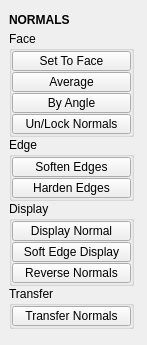
m3trik/tentacle, file tentacle/ui/normals.ui: the form before one commit.
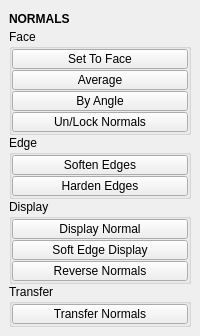
The form after the commit. Custom widgets are drawn as their Qt base class.

What changed in the file:
```diff
--- a/tentacle/ui/normals.ui
+++ b/tentacle/ui/normals.ui
@@ -9,25 +9,10 @@
    <rect>
     <x>0</x>
     <y>0</y>
-    <width>147</width>
-    <height>345</height>
+    <width>200</width>
+    <height>334</height>
    </rect>
   </property>
-  <property name="minimumSize">
-   <size>
-    <width>0</width>
-    <height>0</height>
-   </size>
-  </property>
-  <property name="maximumSize">
-   <size>
-    <width>999</width>
-    <height>999</height>
-   </size>
-  </property>
-  <property name="windowTitle">
-   <string>Toolkit</string>
-  </property>
   <property name="tabShape">
    <enum>QTabWidget::Triangular</enum>
   </property>
@@ -38,6 +23,12 @@
    <set>QMainWindow::AllowNestedDocks|QMainWindow::AllowTabbedDocks|QMainWindow::AnimatedDocks|QMainWindow::ForceTabbedDocks</set>
   </property>
   <widget class="QWidget" name="central_widget">
+   <property name="minimumSize">
+    <size>
+     <width>200</width>
+     <height>0</height>
+    </size>
+   </property>
    <layout class="QVBoxLayout" name="verticalLayout_2">
     <item>
      <layout class="QVBoxLayout" name="verticalLayout">
@@ -45,17 +36,17 @@
        <number>0</number>
       </property>
       <item>
-       <widget class="DraggableHeader" name="draggableHeader">
+       <widget class="Header" name="header">
         <property name="minimumSize">
          <size>
           <width>0</width>
-          <height>22</height>
+          <height>20</height>
          </size>
         </property>
         <property name="maximumSize">
          <size>
-          <width>125</width>
-          <height>22</height>
+          <width>16777215</width>
+          <height>20</height>
          </size>
         </property>
         <property name="font">
@@ -71,18 +62,6 @@
       </item>
       <item>
        <widget class="QGroupBox" name="face">
-        <property name="minimumSize">
-         <size>
-          <width>125</width>
-          <height>0</height>
-         </size>
-        </property>
-        <property name="maximumSize">
-         <size>
-          <width>125</width>
-          <height>999</height>
-         </size>
-        </property>
         <property name="title">
          <string>Face</string>
         </property>
@@ -99,10 +78,7 @@
          <property name="bottomMargin">
           <number>0</number>
          </property>
-         <property name="horizontalSpacing">
-          <number>0</number>
-         </property>
-         <property name="verticalSpacing">
+         <property name="spacing">
           <number>1</number>
          </property>
          <item row="6" column="0" colspan="3">
@@ -118,7 +94,7 @@
            </property>
            <property name="maximumSize">
             <size>
-             <width>999</width>
+             <width>16777215</width>
              <height>20</height>
             </size>
            </property>
@@ -149,7 +125,7 @@
            </property>
            <property name="maximumSize">
             <size>
-             <width>999</width>
+             <width>16777215</width>
              <height>20</height>
             </size>
            </property>
@@ -180,7 +156,7 @@
            </property>
            <property name="maximumSize">
             <size>
-             <width>999</width>
+             <width>16777215</width>
              <height>20</height>
             </size>
            </property>
@@ -211,7 +187,7 @@
            </property>
            <property name="maximumSize">
             <size>
-             <width>999</width>
+             <width>16777215</width>
              <height>20</height>
             </size>
            </property>
@@ -234,18 +210,6 @@
       </item>
       <item>
        <widget class="QGroupBox" name="edge">
-        <property name="minimumSize">
-         <size>
-          <width>125</width>
-          <height>0</height>
-         </size>
-        </property>
-        <property name="maximumSize">
-         <size>
-          <width>125</width>
-          <height>999</height>
-         </size>
-        </property>
         <property name="title">
          <string>Edge</string>
         </property>
@@ -278,7 +242,7 @@
            </property>
            <property name="maximumSize">
             <size>
-             <width>999</width>
+             <width>16777215</width>
              <height>20</height>
             </size>
            </property>
@@ -309,7 +273,7 @@
            </property>
            <property name="maximumSize">
             <size>
-             <width>999</width>
+             <width>16777215</width>
              <height>20</height>
             </size>
            </property>
@@ -332,18 +296,6 @@
       </item>
       <item>
        <widget class="QGroupBox" name="display">
-        <property name="minimumSize">
-         <size>
-          <width>125</width>
-          <height>0</height>
-         </size>
-        </property>
-        <property name="maximumSize">
-         <size>
-          <width>125</width>
-          <height>999</height>
-         </size>
-        </property>
         <property name="title">
          <string>Display</string>
         </property>
@@ -376,7 +328,7 @@
            </property>
            <property name="maximumSize">
             <size>
-             <width>999</width>
+             <width>16777215</width>
              <height>20</height>
             </size>
            </property>
@@ -407,7 +359,7 @@
            </property>
            <property name="maximumSize">
             <size>
-             <width>999</width>
+             <width>16777215</width>
              <height>20</height>
             </size>
            </property>
@@ -438,7 +390,7 @@
            </property>
            <property name="maximumSize">
             <size>
-             <width>999</width>
+             <width>16777215</width>
              <height>20</height>
             </size>
            </property>
@@ -461,18 +413,6 @@
       </item>
       <item>
        <widget class="QGroupBox" name="transfer">
-        <property name="minimumSize">
-         <size>
-          <width>125</width>
-          <height>0</height>
-         </size>
-        </property>
-        <property name="maximumSize">
-         <size>
-          <width>125</width>
-          <height>999</height>
-         </size>
-        </property>
         <property name="title">
          <string>Transfer</string>
         </property>
@@ -505,7 +445,7 @@
            </property>
            <property name="maximumSize">
             <size>
-             <width>999</width>
+             <width>16777215</width>
              <height>20</height>
             </size>
            </property>
@@ -545,16 +485,16 @@
   </widget>
  </widget>
  <customwidgets>
+  <customwidget>
+   <class>Header</class>
+   <extends>QLabel</extends>
+   <header>uitk.widgets.header.Header.h</header>
+  </customwidget>
   <customwidget>
    <class>PushButton</class>
    <extends>QPushButton</extends>
    <header>widgets.pushbutton.h</header>
   </customwidget>
-  <customwidget>
-   <class>DraggableHeader</class>
-   <extends>QLabel</extends>
-   <header>draggableHeader.h</header>
-  </customwidget>
  </customwidgets>
  <resources/>
  <connections/>
```
